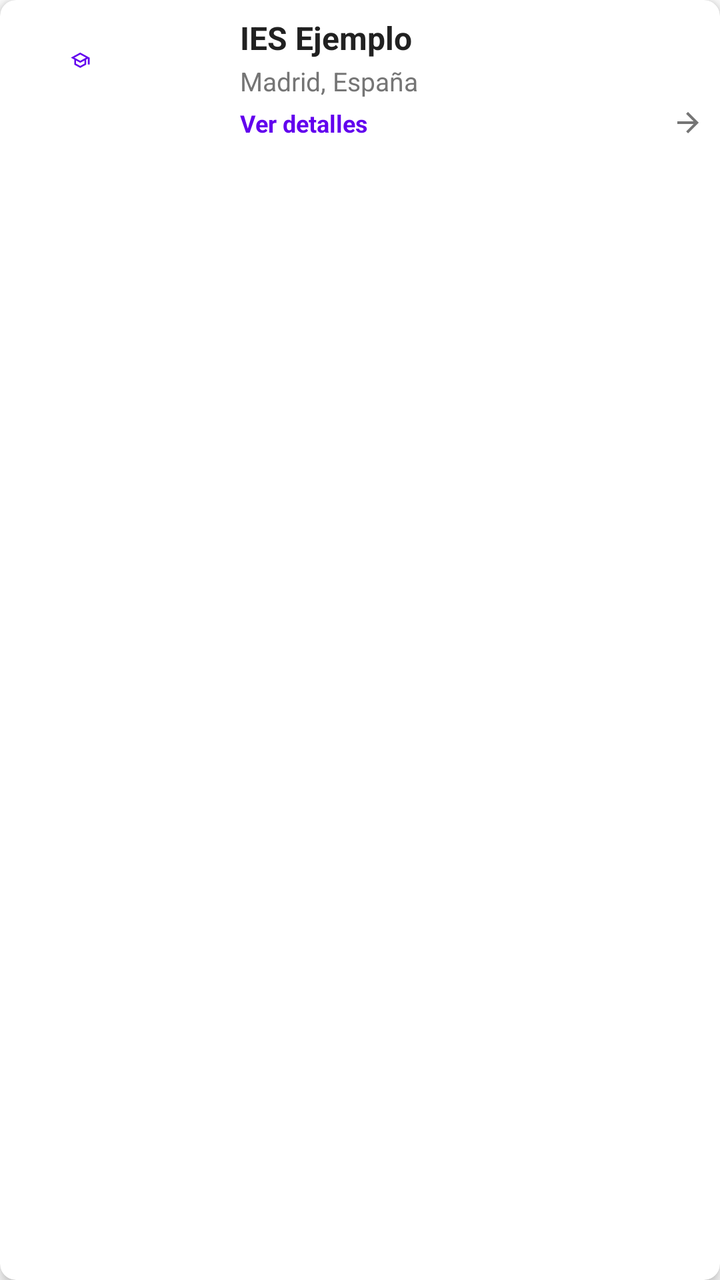
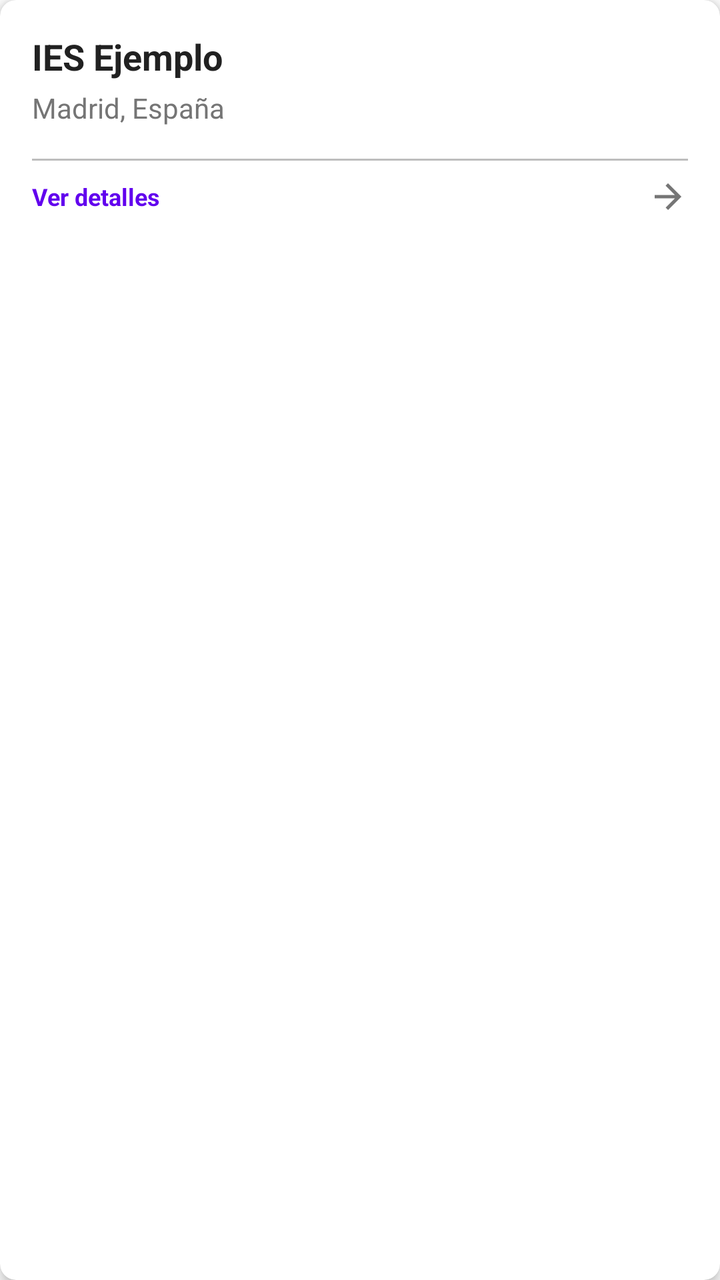

Two renders of the same Android screen: before a commit and after it. Below are the layout's source before the change and the commit's diff.
<!-- AndroidManifest.xml: application theme Theme.StudyBro -->
<!-- res/layout/item_centro.xml -->
<?xml version="1.0" encoding="utf-8"?>
<com.google.android.material.card.MaterialCardView 
    xmlns:android="http://schemas.android.com/apk/res/android"
    xmlns:app="http://schemas.android.com/apk/res-auto"
    android:layout_width="match_parent"
    android:layout_height="wrap_content"
    android:layout_margin="8dp"
    app:cardElevation="@dimen/card_elevation"
    app:cardCornerRadius="@dimen/card_corner_radius"
    android:clickable="true"
    android:focusable="true"
    android:foreground="?attr/selectableItemBackground">

    <LinearLayout
        android:layout_width="match_parent"
        android:layout_height="wrap_content"
        android:orientation="horizontal"
        android:padding="8dp">

        
        <com.google.android.material.imageview.ShapeableImageView
            android:id="@+id/ivCenterThumbnail"
            android:layout_width="100dp"
            android:layout_height="80dp"
            android:scaleType="centerCrop"
            android:src="@drawable/ic_launcher_foreground"
            app:shapeAppearanceOverlay="@style/ShapeAppearance.MaterialComponents.MediumComponent"
            android:layout_marginEnd="12dp"/>

        <LinearLayout
            android:layout_width="match_parent"
            android:layout_height="wrap_content"
            android:orientation="vertical">

            
            <TextView
                android:id="@+id/tvCenterName"
                android:layout_width="match_parent"
                android:layout_height="wrap_content"
                android:text="IES Ejemplo"
                android:textSize="16sp"
                android:textStyle="bold"
                android:textColor="@color/text_primary"
                android:maxLines="2"
                android:ellipsize="end"
                android:layout_marginBottom="2dp"/>

            
            <TextView
                android:id="@+id/tvLocation"
                android:layout_width="match_parent"
                android:layout_height="wrap_content"
                android:text="Madrid, España"
                android:textSize="13sp"
                android:textColor="@color/text_secondary"
                android:maxLines="1"
                android:ellipsize="end"
                android:layout_marginBottom="4dp"/>

            
            <LinearLayout
                android:layout_width="match_parent"
                android:layout_height="wrap_content"
                android:orientation="horizontal"
                android:gravity="center_vertical">

                <TextView
                    android:id="@+id/tvPostCount"
                    android:layout_width="wrap_content"
                    android:layout_height="wrap_content"
                    android:text="Ver detalles"
                    android:textSize="12sp"
                    android:textColor="@color/primary"
                    android:textStyle="bold"/>

                <View
                    android:layout_width="0dp"
                    android:layout_height="1dp"
                    android:layout_weight="1"/>

                <ImageView
                    android:layout_width="16dp"
                    android:layout_height="16dp"
                    android:src="@drawable/ic_arrow_forward"
                    app:tint="@color/text_secondary"/>
            </LinearLayout>
        </LinearLayout>
    </LinearLayout>
</com.google.android.material.card.MaterialCardView>
<!-- resources referenced by this layout -->
<resources>
  <color name="primary">#6200EE</color>
  <color name="text_primary">#212121</color>
  <color name="text_secondary">#757575</color>
  <dimen name="card_corner_radius">8dp</dimen>
  <dimen name="card_elevation">4dp</dimen>
  <!-- drawable ic_arrow_forward (drawable) -->
  <vector xmlns:android="http://schemas.android.com/apk/res/android"
      android:width="24dp"
      android:height="24dp"
      android:viewportWidth="24"
      android:viewportHeight="24"
      android:tint="?attr/colorControlNormal"
      android:autoMirrored="true">
      <path
          android:fillColor="@android:color/white"
          android:pathData="M12,4l-1.41,1.41L16.17,11H4v2h12.17l-5.58,5.59L12,20l8,-8z"/>
  </vector>
  <!-- drawable ic_launcher_foreground (drawable) -->
  <vector xmlns:android="http://schemas.android.com/apk/res/android"
      android:width="108dp"
      android:height="108dp"
      android:viewportWidth="108"
      android:viewportHeight="108">
      <group android:scaleX="0.46"
          android:scaleY="0.46"
          android:translateX="29.16"
          android:translateY="29.16">
          <path
              android:fillColor="@color/primary"
              android:pathData="M12,3L1,9l4,2.18v6L12,21l7,-3.82v-6l2,-1.09V17h2V9L12,3zM18.82,9L12,12.72 5.18,9 12,5.28 18.82,9zM17,15.99l-5,2.73 -5,-2.73v-3.72L12,15l5,-2.73v3.72z"
              android:scaleX="4"
              android:scaleY="4"
              android:translateX="-2"
              android:translateY="-2"/>
      </group>
  </vector>
  <style name="Theme.StudyBro" parent="Theme.MaterialComponents.DayNight.DarkActionBar">
          
          <item name="colorPrimary">@color/purple_500</item>
          <item name="colorPrimaryVariant">@color/purple_700</item>
          <item name="colorOnPrimary">@color/white</item>
          
          <item name="colorSecondary">@color/teal_200</item>
          <item name="colorSecondaryVariant">@color/teal_700</item>
          <item name="colorOnSecondary">@color/black</item>
          
          <item name="android:statusBarColor">?attr/colorPrimaryVariant</item>
          
      </style>
  <color name="purple_500">#FF6200EE</color>
  <color name="purple_700">#FF3700B3</color>
  <color name="white">#FFFFFFFF</color>
  <color name="teal_200">#FF03DAC5</color>
  <color name="teal_700">#FF018786</color>
  <color name="black">#FF000000</color>
</resources>

<!-- the commit's change to res/layout/item_centro.xml (unified diff, before → after) -->
@@ -14,76 +14,67 @@
     <LinearLayout
         android:layout_width="match_parent"
         android:layout_height="wrap_content"
-        android:orientation="horizontal"
-        android:padding="8dp">
+        android:orientation="vertical"
+        android:padding="@dimen/padding_medium">
 
         
-        <com.google.android.material.imageview.ShapeableImageView
-            android:id="@+id/ivCenterThumbnail"
-            android:layout_width="100dp"
-            android:layout_height="80dp"
-            android:scaleType="centerCrop"
-            android:src="@drawable/ic_launcher_foreground"
-            app:shapeAppearanceOverlay="@style/ShapeAppearance.MaterialComponents.MediumComponent"
-            android:layout_marginEnd="12dp"/>
+        <TextView
+            android:id="@+id/tvCenterName"
+            android:layout_width="match_parent"
+            android:layout_height="wrap_content"
+            android:text="IES Ejemplo"
+            android:textSize="18sp"
+            android:textStyle="bold"
+            android:textColor="@color/text_primary"
+            android:maxLines="2"
+            android:ellipsize="end"
+            android:layout_marginBottom="4dp"/>
 
+        
+        <TextView
+            android:id="@+id/tvLocation"
+            android:layout_width="match_parent"
+            android:layout_height="wrap_content"
+            android:text="Madrid, España"
+            android:textSize="14sp"
+            android:textColor="@color/text_secondary"
+            android:maxLines="1"
+            android:ellipsize="end"
+            android:layout_marginBottom="8dp"/>
+
+        
+        <View
+            android:layout_width="match_parent"
+            android:layout_height="1dp"
+            android:background="@color/divider"
+            android:layout_marginVertical="8dp"/>
+
+        
         <LinearLayout
             android:layout_width="match_parent"
             android:layout_height="wrap_content"
-            android:orientation="vertical">
+            android:orientation="horizontal"
+            android:gravity="center_vertical">
 
-            
             <TextView
-                android:id="@+id/tvCenterName"
-                android:layout_width="match_parent"
+                android:id="@+id/tvPostCount"
+                android:layout_width="wrap_content"
                 android:layout_height="wrap_content"
-                android:text="IES Ejemplo"
-                android:textSize="16sp"
-                android:textStyle="bold"
-                android:textColor="@color/text_primary"
-                android:maxLines="2"
-                android:ellipsize="end"
-                android:layout_marginBottom="2dp"/>
+                android:text="Ver detalles"
+                android:textSize="12sp"
+                android:textColor="@color/primary"
+                android:textStyle="bold"/>
 
-            
-            <TextView
-                android:id="@+id/tvLocation"
-                android:layout_width="match_parent"
-                android:layout_height="wrap_content"
-                android:text="Madrid, España"
-                android:textSize="13sp"
-                android:textColor="@color/text_secondary"
-                android:maxLines="1"
-                android:ellipsize="end"
-                android:layout_marginBottom="4dp"/>
+            <View
+                android:layout_width="0dp"
+                android:layout_height="1dp"
+                android:layout_weight="1"/>
 
-            
-            <LinearLayout
-                android:layout_width="match_parent"
-                android:layout_height="wrap_content"
-                android:orientation="horizontal"
-                android:gravity="center_vertical">
-
-                <TextView
-                    android:id="@+id/tvPostCount"
-                    android:layout_width="wrap_content"
-                    android:layout_height="wrap_content"
-                    android:text="Ver detalles"
-                    android:textSize="12sp"
-                    android:textColor="@color/primary"
-                    android:textStyle="bold"/>
-
-                <View
-                    android:layout_width="0dp"
-                    android:layout_height="1dp"
-                    android:layout_weight="1"/>
-
-                <ImageView
-                    android:layout_width="16dp"
-                    android:layout_height="16dp"
-                    android:src="@drawable/ic_arrow_forward"
-                    app:tint="@color/text_secondary"/>
-            </LinearLayout>
+            <ImageView
+                android:layout_width="20dp"
+                android:layout_height="20dp"
+                android:src="@drawable/ic_arrow_forward"
+                app:tint="@color/text_secondary"/>
         </LinearLayout>
     </LinearLayout>
 </com.google.android.material.card.MaterialCardView>
<!-- resource entries referenced after the edit -->
@@ -1,10 +1,12 @@
 <!-- resources referenced by this layout -->
 <resources>
+  <color name="divider">#BDBDBD</color>
   <color name="primary">#6200EE</color>
   <color name="text_primary">#212121</color>
   <color name="text_secondary">#757575</color>
   <dimen name="card_corner_radius">8dp</dimen>
   <dimen name="card_elevation">4dp</dimen>
+  <dimen name="padding_medium">16dp</dimen>
   <!-- drawable ic_arrow_forward (drawable) -->
   <vector xmlns:android="http://schemas.android.com/apk/res/android"
       android:width="24dp"
@@ -16,25 +18,6 @@
       <path
           android:fillColor="@android:color/white"
           android:pathData="M12,4l-1.41,1.41L16.17,11H4v2h12.17l-5.58,5.59L12,20l8,-8z"/>
-  </vector>
-  <!-- drawable ic_launcher_foreground (drawable) -->
-  <vector xmlns:android="http://schemas.android.com/apk/res/android"
-      android:width="108dp"
-      android:height="108dp"
-      android:viewportWidth="108"
-      android:viewportHeight="108">
-      <group android:scaleX="0.46"
-          android:scaleY="0.46"
-          android:translateX="29.16"
-          android:translateY="29.16">
-          <path
-              android:fillColor="@color/primary"
-              android:pathData="M12,3L1,9l4,2.18v6L12,21l7,-3.82v-6l2,-1.09V17h2V9L12,3zM18.82,9L12,12.72 5.18,9 12,5.28 18.82,9zM17,15.99l-5,2.73 -5,-2.73v-3.72L12,15l5,-2.73v3.72z"
-              android:scaleX="4"
-              android:scaleY="4"
-              android:translateX="-2"
-              android:translateY="-2"/>
-      </group>
   </vector>
   <style name="Theme.StudyBro" parent="Theme.MaterialComponents.DayNight.DarkActionBar">
           
